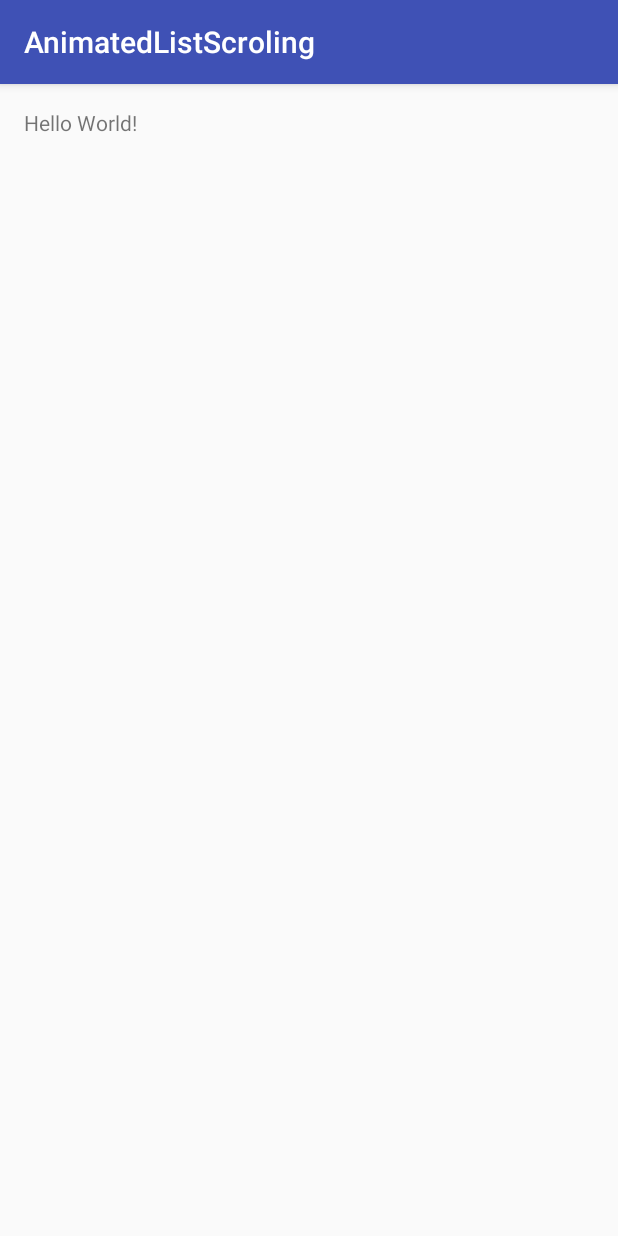
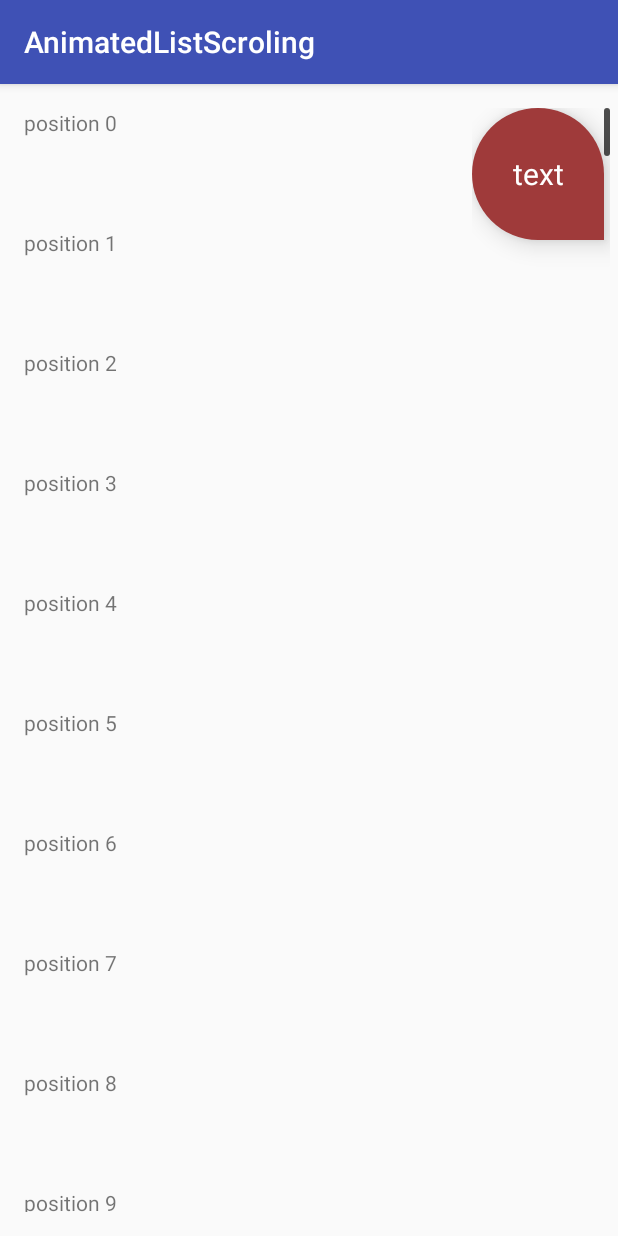
Before and after one commit to EvgeniyaKonobeeva/AnimatedListScroling, an Android app: the screen it shows after launch (MainActivity), on a phone screen of 412 x 824 dp. Run offline under Robolectric (Android 15) with nearby library versions, the phone set to English and light mode, and no system bars.

Commit message:
animated scroll with drop on touch

```diff
--- a/app/build.gradle
+++ b/app/build.gradle
@@ -25,5 +25,7 @@ dependencies {
         exclude group: 'com.android.support', module: 'support-annotations'
     })
     compile 'com.android.support:appcompat-v7:24.2.0'
+    compile 'com.android.support:cardview-v7:+'
+    compile 'com.android.support:recyclerview-v7:+'
     testCompile 'junit:junit:4.12'
 }
--- a/app/src/main/java/com/example/ekonobeeva/animatedlistscroling/FastScroller.java
+++ b/app/src/main/java/com/example/ekonobeeva/animatedlistscroling/FastScroller.java
@@ -1,24 +1,53 @@
 package com.example.ekonobeeva.animatedlistscroling;
 
+import android.animation.Animator;
+import android.animation.AnimatorListenerAdapter;
+import android.animation.AnimatorSet;
+import android.animation.ObjectAnimator;
 import android.content.Context;
+import android.support.annotation.NonNull;
+import android.support.v7.widget.RecyclerView;
 import android.util.AttributeSet;
+import android.util.Log;
+import android.view.LayoutInflater;
+import android.view.MotionEvent;
+import android.view.View;
+import android.widget.ImageView;
 import android.widget.LinearLayout;
+import android.widget.TextView;
 
 /**
  * Created by e.konobeeva on 08.11.2016.
  */
 
 public class FastScroller extends LinearLayout {
+    private static final int HANDLE_ANIMATION_DURATION = 100;
+
+    private static final String SCALE_X = "scaleX";
+    private static final String SCALE_Y = "scaleY";
+    private static final String ALPHA = "alpha";
+    private static final String TAG = "FASTSCROLLER";
+
+    private int height;
+    private TextView drop;
+    private ImageView track;
+    private RecyclerView recyclerView;
+
+
+
     public FastScroller(Context context) {
         super(context);
+        init();
     }
 
     public FastScroller(Context context, AttributeSet attrs) {
         super(context, attrs);
+        init();
     }
 
     public FastScroller(Context context, AttributeSet attrs, int defStyleAttr) {
         super(context, attrs, defStyleAttr);
+        init();
     }
 
 //    public FastScroller(Context context, AttributeSet attrs, int defStyleAttr, int defStyleRes) {
@@ -26,6 +55,168 @@ public class FastScroller extends LinearLayout {
 //    }
 
     public void init(){
+        setClipChildren(false);
+        LayoutInflater inflater = LayoutInflater.from(getContext());
+        inflater.inflate(R.layout.fastscroll_drawables, this);
+        drop = (TextView) findViewById(R.id.drop);
+        track = (ImageView)findViewById(R.id.track);
 
     }
+
+
+
+    private AnimatorSet currentAnimator = null;
+
+    public void showHandle() {
+        AnimatorSet animatorSet = new AnimatorSet();
+        drop.setPivotX(drop.getWidth());
+        drop.setPivotY(drop.getHeight());
+        drop.setVisibility(VISIBLE);
+        Animator growerX = ObjectAnimator.ofFloat(drop, SCALE_X, 0f, 1f).setDuration(HANDLE_ANIMATION_DURATION);
+        Animator growerY = ObjectAnimator.ofFloat(drop, SCALE_Y, 0f, 1f).setDuration(HANDLE_ANIMATION_DURATION);
+        Animator alpha = ObjectAnimator.ofFloat(drop, ALPHA, 0f, 1f).setDuration(HANDLE_ANIMATION_DURATION);
+        animatorSet.playTogether(growerX, growerY, alpha);
+        animatorSet.start();
+    }
+
+    private void hideHandle() {
+        currentAnimator = new AnimatorSet();
+        drop.setPivotX(drop.getWidth());
+        drop.setPivotY(drop.getHeight());
+        Animator shrinkerX = ObjectAnimator.ofFloat(drop, SCALE_X, 1f, 0f).setDuration(HANDLE_ANIMATION_DURATION);
+        Animator shrinkerY = ObjectAnimator.ofFloat(drop, SCALE_Y, 1f, 0f).setDuration(HANDLE_ANIMATION_DURATION);
+        Animator alpha = ObjectAnimator.ofFloat(drop, ALPHA, 1f, 0f).setDuration(HANDLE_ANIMATION_DURATION);
+        currentAnimator.playTogether(shrinkerX, shrinkerY, alpha);
+        currentAnimator.addListener(new AnimatorListenerAdapter() {
+            @Override
+            public void onAnimationEnd(Animator animation) {
+                super.onAnimationEnd(animation);
+                drop.setVisibility(INVISIBLE);
+                currentAnimator = null;
+            }
+
+            @Override
+            public void onAnimationCancel(Animator animation) {
+                super.onAnimationCancel(animation);
+                drop.setVisibility(INVISIBLE);
+                currentAnimator = null;
+            }
+        });
+        currentAnimator.start();
+    }
+
+    @Override
+    protected void onSizeChanged(int w, int h, int oldw, int oldh) {
+        super.onSizeChanged(w, h, oldw, oldh);
+        height = h;
+    }
+
+    public void setPosition(float y){
+
+        float proportion = y/height;
+        int dropHeight = drop.getHeight();
+        drop.setY((int)((height - dropHeight)*proportion));
+        int trackHeight = track.getHeight();
+        track.setY((int)((height - trackHeight)*proportion));
+        Log.d(TAG, "from method position to drop = " + (int)((height - trackHeight)*proportion));
+
+    }
+
+    private int getValueInRange(int min, int max, int val){
+        int mm = Math.max(min, val);
+        return Math.min(mm, max);
+    }
+
+    private ScrollListener scrollListener = new ScrollListener();
+
+    public void setRecyclerView(RecyclerView rw){
+        this.recyclerView = rw;
+        rw.addOnScrollListener(scrollListener);
+    }
+
+    public class ScrollListener1 extends RecyclerView.OnScrollListener{
+        @Override
+        public void onScrolled(RecyclerView recyclerView, int dx, int dy) {
+
+            super.onScrolled(recyclerView, dx, dy);
+        }
+    }
+
+    public class ScrollListener extends RecyclerView.OnScrollListener {
+        @Override
+        public void onScrolled(RecyclerView rv, int dx, int dy) {
+            View firstVisibleView = recyclerView.getChildAt(2);
+            int firstVisiblePosition = recyclerView.getChildPosition(firstVisibleView);
+
+            int visibleRange = recyclerView.getChildCount();
+            int lastVisiblePosition = firstVisiblePosition + visibleRange;
+            int itemCount = recyclerView.getAdapter().getItemCount();
+            int position;
+            if (firstVisiblePosition == 2) {
+                position = 0;
+            } else if (lastVisiblePosition == itemCount - 1) {
+                position = itemCount - 1;
+            } else {
+                position = firstVisiblePosition;
+            }
+            float proportion = (float) position / (float) itemCount;
+            Log.d(TAG, "from listener position to drop = " + height * proportion);
+            setPosition(height * proportion);
+        }
+    }
+
+    private static final int HANDLE_HIDE_DELAY = 250;
+    private static final int TRACK_SNAP_RANGE = 2;
+
+    private final HandleHider handleHider = new HandleHider();
+
+    @Override
+    public boolean onTouchEvent(@NonNull MotionEvent event) {
+        if (event.getAction() == MotionEvent.ACTION_DOWN || event.getAction() == MotionEvent.ACTION_MOVE) {
+            Log.d(TAG, "from touch position to drop = " + event.getY());
+            setPosition(event.getY());
+            if (currentAnimator != null) {
+                currentAnimator.cancel();
+            }
+            getHandler().removeCallbacks(handleHider);
+            if (drop.getVisibility() == INVISIBLE) {
+                showHandle();
+            }
+            setRecyclerViewPosition(event.getY());
+            recyclerView.clearOnScrollListeners();
+            recyclerView.addOnScrollListener(new ScrollListener1());
+            return true;
+        } else if (event.getAction() == MotionEvent.ACTION_UP) {
+            recyclerView.addOnScrollListener(scrollListener);
+            getHandler().postDelayed(handleHider, HANDLE_HIDE_DELAY);
+            return true;
+        }
+        return super.onTouchEvent(event);
+    }
+
+    private class HandleHider implements Runnable {
+        @Override
+        public void run() {
+            hideHandle();
+        }
+    }
+
+    private void setRecyclerViewPosition(float y) {
+        if (recyclerView != null) {
+            int itemCount = recyclerView.getAdapter().getItemCount();
+            float proportion;
+//            if (drop.getY() == 0) {
+//                proportion = 0f;
+//            } else if (drop.getY() + drop.getHeight() >= height - TRACK_SNAP_RANGE) {
+//                proportion = 1f;
+//            } else {
+//                proportion = y / (float) height;
+//            }
+            proportion = y / (float) height;
+//            int targetPos = (int)getValueInRange(0, itemCount - 1, (int) (proportion * (float) itemCount));
+            int targetPos = (int) (proportion * (float) itemCount);
+            recyclerView.scrollToPosition(targetPos);
+        }
+    }
+
 }
--- a/app/src/main/java/com/example/ekonobeeva/animatedlistscroling/MainActivity.java
+++ b/app/src/main/java/com/example/ekonobeeva/animatedlistscroling/MainActivity.java
@@ -1,13 +1,33 @@
 package com.example.ekonobeeva.animatedlistscroling;
 
+import android.os.Bundle;
 import android.support.v7.app.AppCompatActivity;
-import android.os.Bundle;
+import android.support.v7.widget.LinearLayoutManager;
+import android.support.v7.widget.RecyclerView;
+
+import java.util.ArrayList;
 
 public class MainActivity extends AppCompatActivity {
+    private RecyclerView recyclerView;
+    private FastScroller fastScroller;
+
 
     @Override
     protected void onCreate(Bundle savedInstanceState) {
         super.onCreate(savedInstanceState);
         setContentView(R.layout.activity_main);
+
+        ArrayList<String> list = new ArrayList<>();
+        for(int i = 0; i < 50; i++){
+            list.add("position " + i);
+        }
+
+        recyclerView =(RecyclerView)findViewById(R.id.recyclerWiew);
+        recyclerView.setAdapter(new MyAdapter(list));
+        recyclerView.setLayoutManager(new LinearLayoutManager(this));
+
+        fastScroller = (FastScroller)findViewById(R.id.fastScroller);
+        fastScroller.setRecyclerView(recyclerView);
+
     }
 }
--- /dev/null
+++ b/app/src/main/java/com/example/ekonobeeva/animatedlistscroling/MyAdapter.java
@@ -0,0 +1,52 @@
+package com.example.ekonobeeva.animatedlistscroling;
+
+import android.support.v7.widget.RecyclerView;
+import android.view.LayoutInflater;
+import android.view.View;
+import android.view.ViewGroup;
+import android.widget.TextView;
+
+import java.util.ArrayList;
+
+/**
+ * Created by e.konobeeva on 10.11.2016.
+ */
+
+public class MyAdapter extends RecyclerView.Adapter<RecyclerView.ViewHolder> {
+    private ArrayList<String> list;
+
+    public MyAdapter(ArrayList<String> list) {
+        this.list = list;
+    }
+
+    @Override
+    public int getItemViewType(int position) {
+        return super.getItemViewType(position);
+    }
+
+    @Override
+    public void onBindViewHolder(RecyclerView.ViewHolder holder, int position) {
+        ((MyViewHolder)holder).textView.setText(list.get(position));
+    }
+
+    @Override
+    public int getItemCount() {
+        return list.size();
+    }
+
+    @Override
+    public RecyclerView.ViewHolder onCreateViewHolder(ViewGroup parent, int viewType) {
+        View view = LayoutInflater.from(parent.getContext()).inflate(R.layout.item, parent, false);
+        return new MyViewHolder(view);
+    }
+
+    public static class MyViewHolder extends RecyclerView.ViewHolder{
+        TextView textView;
+
+
+        public MyViewHolder(View rootView) {
+            super(rootView);
+            textView = (TextView)rootView.findViewById(R.id.item_text);
+        }
+    }
+}
--- a/app/src/main/res/layout/activity_main.xml
+++ b/app/src/main/res/layout/activity_main.xml
@@ -6,12 +6,27 @@
     android:layout_height="match_parent"
     android:paddingBottom="@dimen/activity_vertical_margin"
     android:paddingLeft="@dimen/activity_horizontal_margin"
-    android:paddingRight="@dimen/activity_horizontal_margin"
+    android:paddingRight="5dp"
     android:paddingTop="@dimen/activity_vertical_margin"
     tools:context="com.example.ekonobeeva.animatedlistscroling.MainActivity">
 
-    <TextView
+    <!--<Button-->
+        <!--android:id="@+id/animation"-->
+        <!--android:layout_width="match_parent"-->
+        <!--android:layout_height="wrap_content"-->
+        <!--android:text="PRESS HERE"/>-->
+
+    <android.support.v7.widget.RecyclerView
+        android:id="@+id/recyclerWiew"
+        android:layout_width="match_parent"
+        android:layout_height="wrap_content">
+    </android.support.v7.widget.RecyclerView>
+
+    <com.example.ekonobeeva.animatedlistscroling.FastScroller
+        android:orientation="horizontal"
+        android:id="@+id/fastScroller"
         android:layout_width="wrap_content"
-        android:layout_height="wrap_content"
-        android:text="Hello World!" />
+        android:layout_height="match_parent"
+        android:layout_alignParentEnd="true">
+    </com.example.ekonobeeva.animatedlistscroling.FastScroller>
 </RelativeLayout>
--- a/app/src/main/res/layout/fastscroll_drawables.xml
+++ b/app/src/main/res/layout/fastscroll_drawables.xml
@@ -1,19 +1,27 @@
 <?xml version="1.0" encoding="utf-8"?>
 <merge xmlns:android="http://schemas.android.com/apk/res/android"
     android:layout_width="match_parent" android:layout_height="match_parent">
-    <ImageButton
+    <TextView
+        android:id="@+id/drop"
         android:layout_height="wrap_content"
         android:layout_width="wrap_content"
-        android:background="@drawable/drop_img"/>
-        <!--android:elevation="10dp"/>-->
-        <!--android:visibility="invisible"-->
-        <!--/>-->
+        android:background="@drawable/drop_img"
+        android:elevation="10dp"
+        android:visibility="visible"
+        android:text="text"
+        android:textSize="20sp"
+        android:textColor="#ffffff"
+        android:gravity="center"
+        />
 
     <ImageView
+        android:id="@+id/track"
         android:layout_height="wrap_content"
         android:layout_width="wrap_content"
         android:background="@drawable/fast_scroll_track"
         />
 
 
+
+
 </merge>
--- /dev/null
+++ b/app/src/main/res/layout/item.xml
@@ -0,0 +1,10 @@
+<?xml version="1.0" encoding="utf-8"?>
+<LinearLayout xmlns:android="http://schemas.android.com/apk/res/android"
+    android:orientation="vertical" android:layout_width="match_parent"
+    android:layout_height="wrap_content">
+    <TextView
+        android:id="@+id/item_text"
+        android:layout_width="wrap_content"
+        android:layout_height="80dp" />
+
+</LinearLayout>
```
